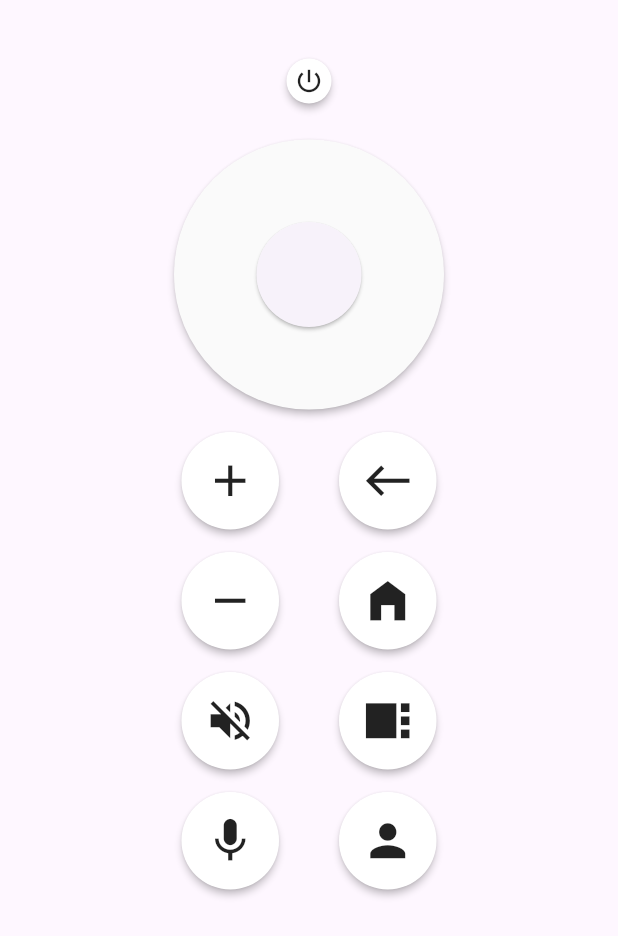
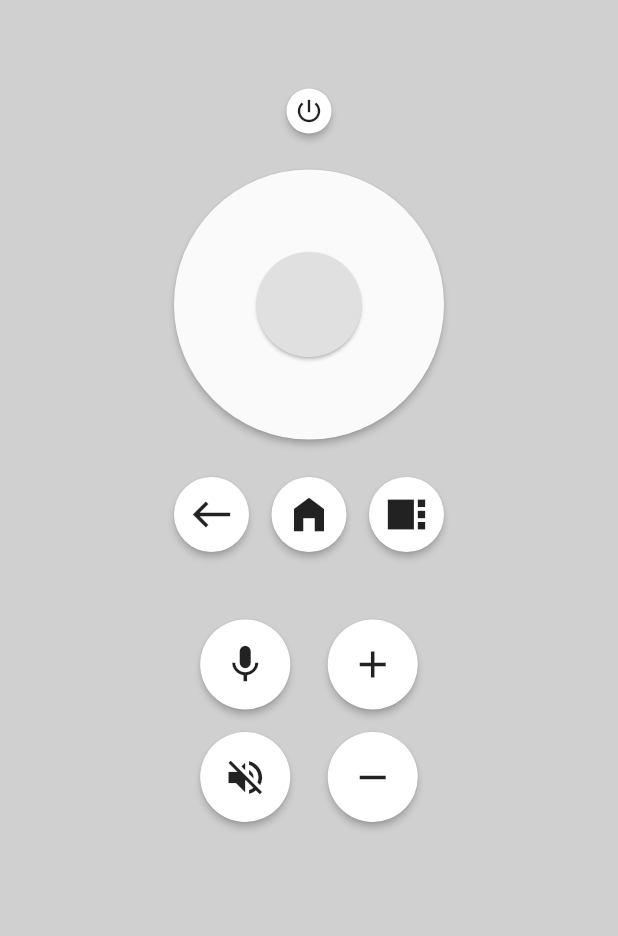
Before and after one commit to Giolti2/dds_remote2, a Flutter app: the screen it shows after launch, on a phone screen of 412 x 824 dp. Shown: the top 936 px of the screen. Run offline on Flutter 3.47's test engine with Material 3 defaults, Android fonts, the light colour scheme and no system bars.

Commit message:
Changed layout

```diff
--- a/lib/main.dart
+++ b/lib/main.dart
@@ -3,7 +3,10 @@ import 'package:flutter/services.dart';
 import 'dart:io';
 
 const double ROW_SPACE = 15;
-const double COL_SPACE = 40;
+const double COL_SPACE = 25;
+const double COL_SPACE2 = 15;
+
+const double BUTTON_SIZE = 30;
 
 void main() {
   runApp(const MainApp());
@@ -19,11 +22,12 @@ class MainApp extends StatelessWidget {
   @override
   Widget build(BuildContext context) {
     return MaterialApp(
+      theme: new ThemeData(scaffoldBackgroundColor: const Color(0xFFD0D0D0)),
       home: Scaffold(
         body: Column(
           crossAxisAlignment: CrossAxisAlignment.stretch,
           children: [
-            SizedBox(height: 30),
+            SizedBox(height: 50),
             Row(
               mainAxisAlignment: MainAxisAlignment.center,
               children: [
@@ -35,7 +39,7 @@ class MainApp extends StatelessWidget {
                   padding: EdgeInsets.all(5.0),
                   shape: CircleBorder(),
                   child: Icon(Icons.power_settings_new, size: 20.0),
-                )
+                ),
               ],
             ),
             SizedBox(height: ROW_SPACE),
@@ -43,10 +47,55 @@ class MainApp extends StatelessWidget {
               mainAxisAlignment: MainAxisAlignment.center,
               children: <Widget>[MovementButtons()],
             ),
-            SizedBox(height: ROW_SPACE),
+            SizedBox(height: ROW_SPACE + 10),
             Row(
               mainAxisAlignment: MainAxisAlignment.center,
               children: [
+                RawMaterialButton(
+                  onPressed: () => {buttonFunction("back")},
+                  elevation: 2.0,
+                  fillColor: Colors.white,
+                  constraints: BoxConstraints(minWidth: 0.0),
+                  padding: EdgeInsets.all(10.0),
+                  shape: CircleBorder(),
+                  child: Icon(Icons.west, size: BUTTON_SIZE),
+                ),
+                SizedBox(width: COL_SPACE2),
+                RawMaterialButton(
+                  onPressed: () => {buttonFunction("home")},
+                  elevation: 2.0,
+                  fillColor: Colors.white,
+                  constraints: BoxConstraints(minWidth: 0.0),
+                  padding: EdgeInsets.all(10.0),
+                  shape: CircleBorder(),
+                  child: Icon(Icons.home_filled, size: BUTTON_SIZE),
+                ),
+                SizedBox(width: COL_SPACE2),
+                RawMaterialButton(
+                  onPressed: () => {buttonFunction("sidebar")},
+                  elevation: 2.0,
+                  fillColor: Colors.white,
+                  constraints: BoxConstraints(minWidth: 0.0),
+                  padding: EdgeInsets.all(10.0),
+                  shape: CircleBorder(),
+                  child: Icon(Icons.view_sidebar, size: BUTTON_SIZE),
+                ),
+              ],
+            ),
+            SizedBox(height: ROW_SPACE + 30),
+            Row(
+              mainAxisAlignment: MainAxisAlignment.center,
+              children: [
+                RawMaterialButton(
+                  onPressed: () => {buttonFunction("bubbles")},
+                  elevation: 2.0,
+                  fillColor: Colors.white,
+                  constraints: BoxConstraints(minWidth: 0.0),
+                  padding: EdgeInsets.all(15.0),
+                  shape: CircleBorder(),
+                  child: Icon(Icons.mic, size: BUTTON_SIZE),
+                ),
+                SizedBox(width: COL_SPACE),
                 RawMaterialButton(
                   onPressed: () => {buttonFunction("volume-up")},
                   elevation: 2.0,
@@ -54,43 +103,7 @@ class MainApp extends StatelessWidget {
                   constraints: BoxConstraints(minWidth: 0.0),
                   padding: EdgeInsets.all(15.0),
                   shape: CircleBorder(),
-                  child: Icon(Icons.add, size: 35.0),
-                ),
-                SizedBox(width: COL_SPACE),
-                RawMaterialButton(
-                  onPressed: () => {buttonFunction("back")},
-                  elevation: 2.0,
-                  fillColor: Colors.white,
-                  constraints: BoxConstraints(minWidth: 0.0),
-                  padding: EdgeInsets.all(15.0),
-                  shape: CircleBorder(),
-                  child: Icon(
-                    Icons.west, size: 35.0),
-                ),
-              ],
-            ),
-            SizedBox(height: ROW_SPACE),
-            Row(
-              mainAxisAlignment: MainAxisAlignment.center,
-              children: [
-                RawMaterialButton(
-                  onPressed: () => {buttonFunction("volume-down")},
-                  elevation: 2.0,
-                  fillColor: Colors.white,
-                  constraints: BoxConstraints(minWidth: 0.0),
-                  padding: EdgeInsets.all(15.0),
-                  shape: CircleBorder(),
-                  child: Icon(Icons.remove, size: 35.0),
-                ),
-                SizedBox(width: COL_SPACE),
-                RawMaterialButton(
-                  onPressed: () => {buttonFunction("home")},
-                  elevation: 2.0,
-                  fillColor: Colors.white,
-                  constraints: BoxConstraints(minWidth: 0.0),
-                  padding: EdgeInsets.all(15.0),
-                  shape: CircleBorder(),
-                  child: Icon(Icons.home_filled, size: 35.0),
+                  child: Icon(Icons.add, size: BUTTON_SIZE),
                 ),
               ],
             ),
@@ -105,42 +118,17 @@ class MainApp extends StatelessWidget {
                   constraints: BoxConstraints(minWidth: 0.0),
                   padding: EdgeInsets.all(15.0),
                   shape: CircleBorder(),
-                  child: Icon(Icons.volume_off, size: 35.0),
+                  child: Icon(Icons.volume_off, size: BUTTON_SIZE),
                 ),
                 SizedBox(width: COL_SPACE),
                 RawMaterialButton(
-                  onPressed: () => {buttonFunction("sidebar")},
+                  onPressed: () => {buttonFunction("volume-down")},
                   elevation: 2.0,
                   fillColor: Colors.white,
                   constraints: BoxConstraints(minWidth: 0.0),
                   padding: EdgeInsets.all(15.0),
                   shape: CircleBorder(),
-                  child: Icon(Icons.view_sidebar, size: 35.0),
-                ),
-              ],
-            ),
-            SizedBox(height: ROW_SPACE),
-            Row(
-              mainAxisAlignment: MainAxisAlignment.center,
-              children: [
-                RawMaterialButton(
-                  onPressed: () => {buttonFunction("bubbles")},
-                  elevation: 2.0,
-                  fillColor: Colors.white,
-                  constraints: BoxConstraints(minWidth: 0.0),
-                  padding: EdgeInsets.all(15.0),
-                  shape: CircleBorder(),
-                  child: Icon(Icons.mic, size: 35.0),
-                ),
-                SizedBox(width: COL_SPACE),
-                RawMaterialButton(
-                  onPressed: () => {buttonFunction("user")},
-                  elevation: 2.0,
-                  fillColor: Colors.white,
-                  constraints: BoxConstraints(minWidth: 0.0),
-                  padding: EdgeInsets.all(15.0),
-                  shape: CircleBorder(),
-                  child: Icon(Icons.person, size: 35.0),
+                  child: Icon(Icons.remove, size: BUTTON_SIZE),
                 ),
               ],
             ),
@@ -152,7 +140,6 @@ class MainApp extends StatelessWidget {
 }
 
 class MovementButtons extends StatelessWidget {
-  @override
   static const buttonSize = 50.0;
   static const buttonSize2 = 80.0;
   static const buttonSize3 = 70.0;
@@ -186,7 +173,6 @@ class MovementButtons extends StatelessWidget {
                   Container(height: buttonSize),
                   InkWell(
                     onTap: () => {buttonFunction("up")},
-                    onLongPress: () => {buttonFunction("hold up")},
                     child: Container(height: buttonSize),
                   ),
                   Container(height: buttonSize),
@@ -219,11 +205,12 @@ class MovementButtons extends StatelessWidget {
           ),
         ),
         Container(
-          height: buttonSize*2 + buttonSize2,
-          width: buttonSize*2 + buttonSize2,
+          height: buttonSize * 2 + buttonSize2,
+          width: buttonSize * 2 + buttonSize2,
           alignment: Alignment.center,
           child: ElevatedButton(
             style: ElevatedButton.styleFrom(
+              backgroundColor: const Color(0xFFE0E0E0),
               shape: CircleBorder(),
               padding: EdgeInsets.all(24),
               fixedSize: const Size(buttonSize3, buttonSize3),
@@ -242,7 +229,7 @@ void buttonFunction(String message) async {
   HapticFeedback.lightImpact();
 
   try {
-    final socket = await Socket.connect('192.168.200.68', 8000);
+    final socket = await Socket.connect('192.168.1.32', 8000);
     print('Connected to: ${socket.remoteAddress.address}:${socket.remotePort}');
 
     socket.write(message);
```
Also changed, not shown: 1 other file.
